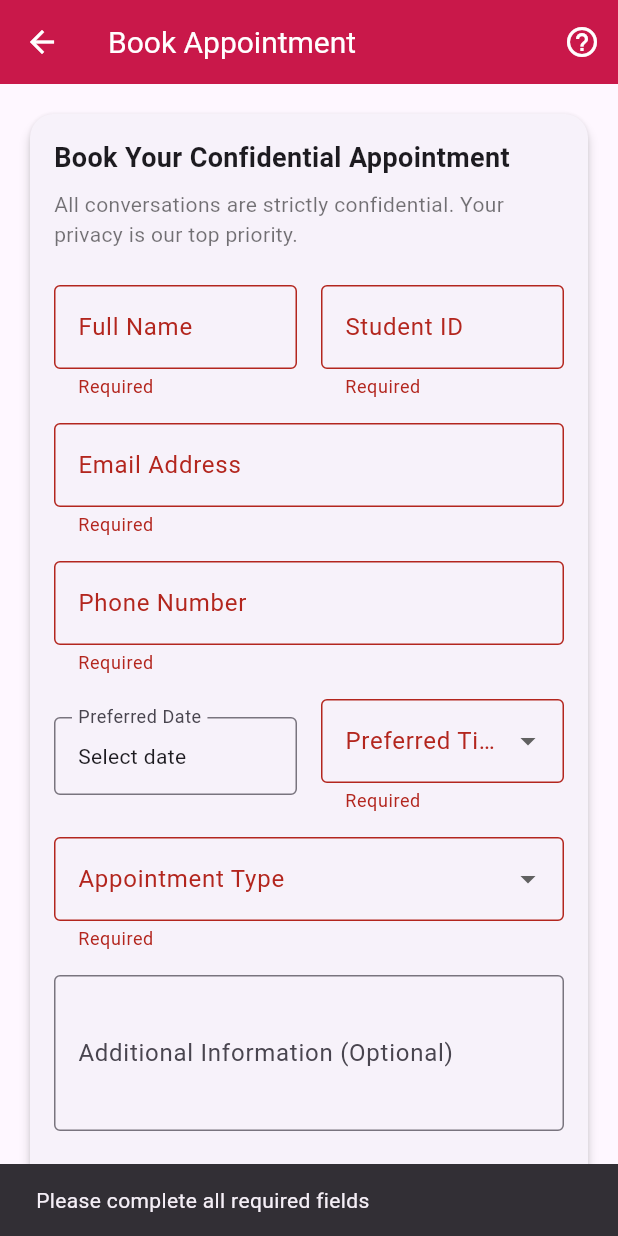
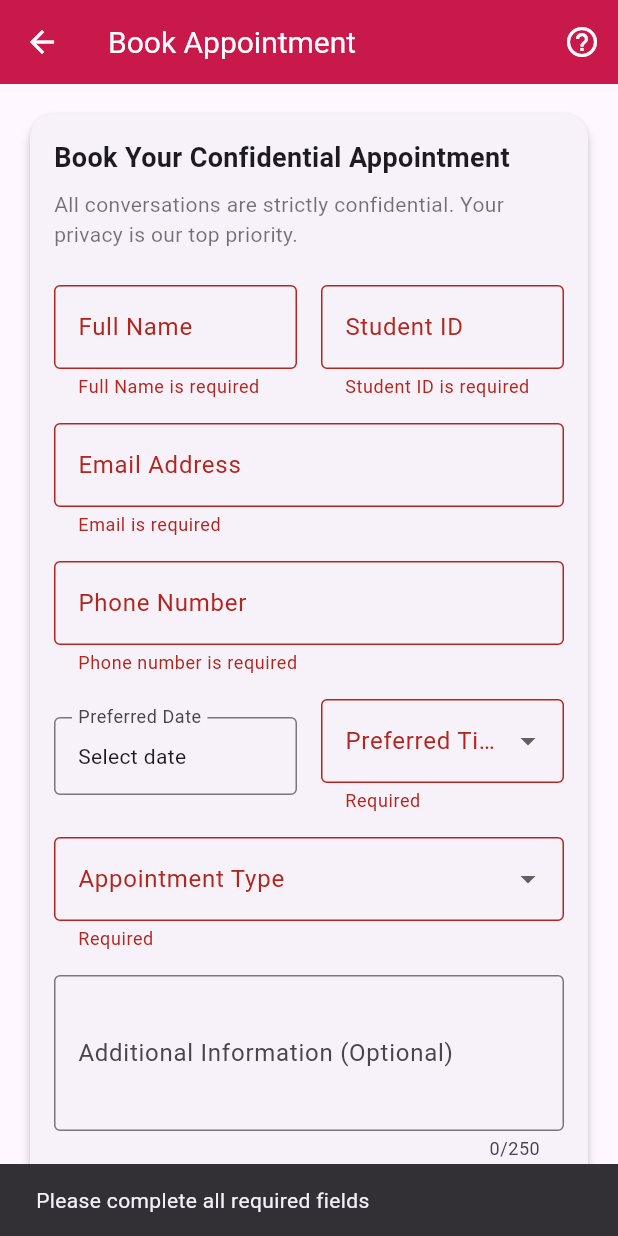
Before and after one commit to kubraaslam/AwarePlus_App, a Flutter app: the BookAppointmentPage screen opened by its route, after a tap on "Book Appointment", on a phone screen of 412 x 824 dp. Run offline on Flutter 3.47's test engine with Material 3 defaults, Android fonts, the phone set to English and light mode, and no system bars; our stand-ins replace cloud_firestore, firebase_auth, firebase_core, image_picker, shared_preferences; accounts and stored records are empty.

Commit message:
booking form validation

```diff
--- a/lib/views/book_appointment_view.dart
+++ b/lib/views/book_appointment_view.dart
@@ -40,9 +40,61 @@ class _BookAppointmentPageState extends State<BookAppointmentPage> {
     'Other',
   ];
 
+  // Validation Helpers
+  String? _validateName(String? value) {
+    if (value == null || value.trim().isEmpty) {
+      return 'Full Name is required';
+    }
+    if (!RegExp(r"^[a-zA-Z\s]+$").hasMatch(value)) {
+      return 'Name can only contain letters';
+    }
+    return null;
+  }
+
+  String? _validateStudentId(String? value) {
+    if (value == null || value.trim().isEmpty) {
+      return 'Student ID is required';
+    }
+    // allow letters, numbers
+    if (!RegExp(r"^[A-Za-z0-9]+$").hasMatch(value)) {
+      return 'Invalid Student ID format';
+    }
+    return null;
+  }
+
+  String? _validateEmail(String? value) {
+    if (value == null || value.trim().isEmpty) {
+      return 'Email is required';
+    }
+    if (!RegExp(r"^[\w-\.]+@([\w-]+\.)+[\w-]{2,4}$").hasMatch(value)) {
+      return 'Enter a valid email address';
+    }
+    return null;
+  }
+
+  String? _validatePhone(String? value) {
+    if (value == null || value.trim().isEmpty) {
+      return 'Phone number is required';
+    }
+    if (!RegExp(r"^[0-9]{10}$").hasMatch(value)) {
+      return 'Enter a valid 10-digit phone number';
+    }
+    return null;
+  }
+
+  String? _validateNotes(String? value) {
+    if (value != null && value.length > 250) {
+      return 'Maximum 250 characters allowed';
+    }
+    return null;
+  }
+
+  bool _isInit = true;
+
   @override
   void didChangeDependencies() {
     super.didChangeDependencies();
+    if (_isInit) {
       final args =
           ModalRoute.of(context)!.settings.arguments as Map<String, dynamic>?;
 
@@ -61,6 +113,8 @@ class _BookAppointmentPageState extends State<BookAppointmentPage> {
         _emailController.text = args['email'] ?? '';
         _phoneController.text = args['phone'] ?? '';
         _additionalInfoController.text = args['additionalInfo'] ?? '';
+      }
+      _isInit = false; // Prevent resetting on rebuilds
     }
   }
 
@@ -85,6 +139,32 @@ class _BookAppointmentPageState extends State<BookAppointmentPage> {
       'status': 'pending',
       'updatedAt': Timestamp.now(),
     };
+
+    // Check if the selected slot is already booked
+    final querySnapshot =
+        await FirebaseFirestore.instance
+            .collection('appointments')
+            .where('preferredDate', isEqualTo: _selectedDate!.toIso8601String())
+            .where('preferredTime', isEqualTo: _selectedTime)
+            .get();
+
+    // If rescheduling, exclude the current appointment from the check
+    final isSlotTaken = querySnapshot.docs.any(
+      (doc) => _appointmentId == null || doc.id != _appointmentId,
+    );
+
+    if (isSlotTaken) {
+      setState(() => _isSubmitting = false);
+      if (!mounted) return;
+      ScaffoldMessenger.of(context).showSnackBar(
+        const SnackBar(
+          content: Text(
+            'Selected time slot unavailable. Please choose a different time.',
+          ),
+        ),
+      );
+      return;
+    }
 
     if (_appointmentId != null) {
       // Update only date/time for reschedule
@@ -235,7 +315,7 @@ class _BookAppointmentPageState extends State<BookAppointmentPage> {
                                 labelText: 'Full Name',
                                 border: OutlineInputBorder(),
                               ),
-                              validator: (v) => v!.isEmpty ? 'Required' : null,
+                              validator: _validateName,
                               readOnly: _appointmentId != null,
                             ),
                           ),
@@ -247,7 +327,7 @@ class _BookAppointmentPageState extends State<BookAppointmentPage> {
                                 labelText: 'Student ID',
                                 border: OutlineInputBorder(),
                               ),
-                              validator: (v) => v!.isEmpty ? 'Required' : null,
+                              validator: _validateStudentId,
                               readOnly: _appointmentId != null,
                             ),
                           ),
@@ -261,7 +341,7 @@ class _BookAppointmentPageState extends State<BookAppointmentPage> {
                           border: OutlineInputBorder(),
                         ),
                         keyboardType: TextInputType.emailAddress,
-                        validator: (v) => v!.isEmpty ? 'Required' : null,
+                        validator: _validateEmail,
                         readOnly: _appointmentId != null,
                       ),
                       const SizedBox(height: 16),
@@ -272,7 +352,7 @@ class _BookAppointmentPageState extends State<BookAppointmentPage> {
                           border: OutlineInputBorder(),
                         ),
                         keyboardType: TextInputType.phone,
-                        validator: (v) => v!.isEmpty ? 'Required' : null,
+                        validator: _validatePhone,
                         readOnly: _appointmentId != null,
                       ),
                       const SizedBox(height: 16),
@@ -281,19 +361,16 @@ class _BookAppointmentPageState extends State<BookAppointmentPage> {
                           Expanded(
                             child: InkWell(
                               onTap: () async {
-                                final today = DateTime.now();
                                 final date = await showDatePicker(
                                   context: context,
-                                  initialDate:
-                                      _selectedDate != null &&
-                                              _selectedDate!.isAfter(today)
-                                          ? _selectedDate!
-                                          : today,
-                                  firstDate: today,
-                                  lastDate: today.add(
+                                  initialDate: _selectedDate ?? DateTime.now(),
+                                  firstDate:
+                                      DateTime.now(), // or some policy, e.g., past appointments cannot go back
+                                  lastDate: DateTime.now().add(
                                     const Duration(days: 365),
                                   ),
                                 );
+
                                 if (date != null) {
                                   setState(() => _selectedDate = date);
                                 }
@@ -407,8 +484,11 @@ class _BookAppointmentPageState extends State<BookAppointmentPage> {
                           border: OutlineInputBorder(),
                         ),
                         maxLines: 3,
+                        maxLength: 250,
+                        validator: _validateNotes,
                         readOnly: _appointmentId != null,
                       ),
+
                       const SizedBox(height: 24),
                       SizedBox(
                         width: double.infinity,
```
Also changed, not shown: 1 other file. Lines whose indentation alone changed are shown as unchanged.
